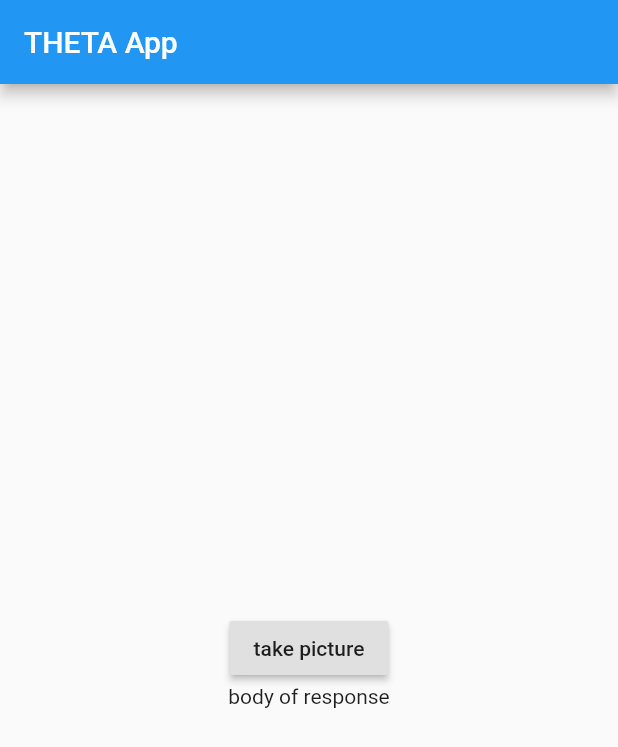
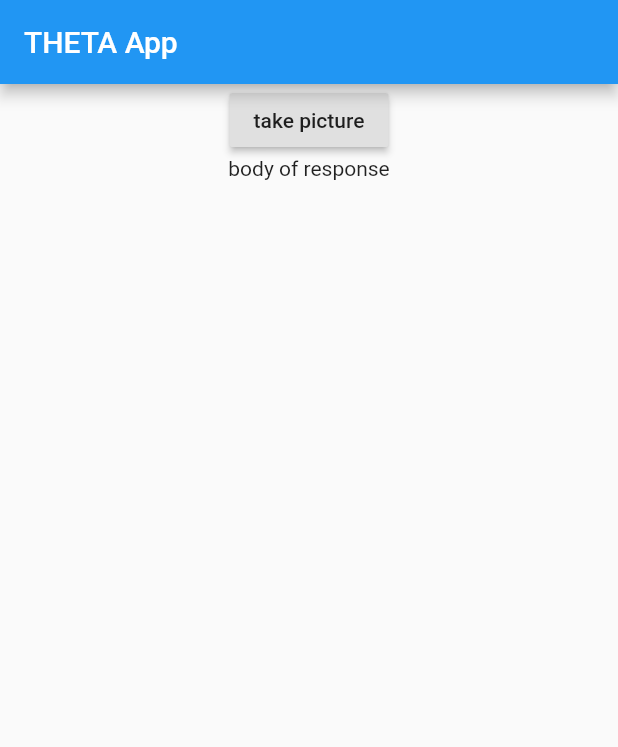
Before and after one commit to codetricity/minimal_flutter_provider, a Flutter app: the screen it shows after launch, after a tap on "take picture", on a phone screen of 412 x 824 dp. Shown: the top 747 px of the screen. Run offline on Flutter 3.47's test engine with Material 2 defaults, Android fonts, the phone set to English and light mode, and no system bars.

```diff
--- a/lib/main.dart
+++ b/lib/main.dart
@@ -43,8 +43,6 @@ class MyHomePage extends StatelessWidget {
       ),
       body: Center(
         child: Column(
-          mainAxisSize: MainAxisSize.min,
-          mainAxisAlignment: MainAxisAlignment.center,
           children: <Widget>[
             RaisedButton(
               onPressed: () {
@@ -55,21 +53,10 @@ class MyHomePage extends StatelessWidget {
               },
               child: Text('take picture'),
             ),
-            const ResponseView(),
+            Text(Provider.of<MainResponseWindow>(context).responseText),
           ],
         ),
       ),
     );
   }
 }
-
-class ResponseView extends StatelessWidget {
-  const ResponseView({Key key}) : super(key: key);
-
-  @override
-  Widget build(BuildContext context) {
-    return SingleChildScrollView(
-      child: Text('${context.watch<MainResponseWindow>().responseText}'),
-    );
-  }
-}
```
Also changed, not shown: 2 other files.
